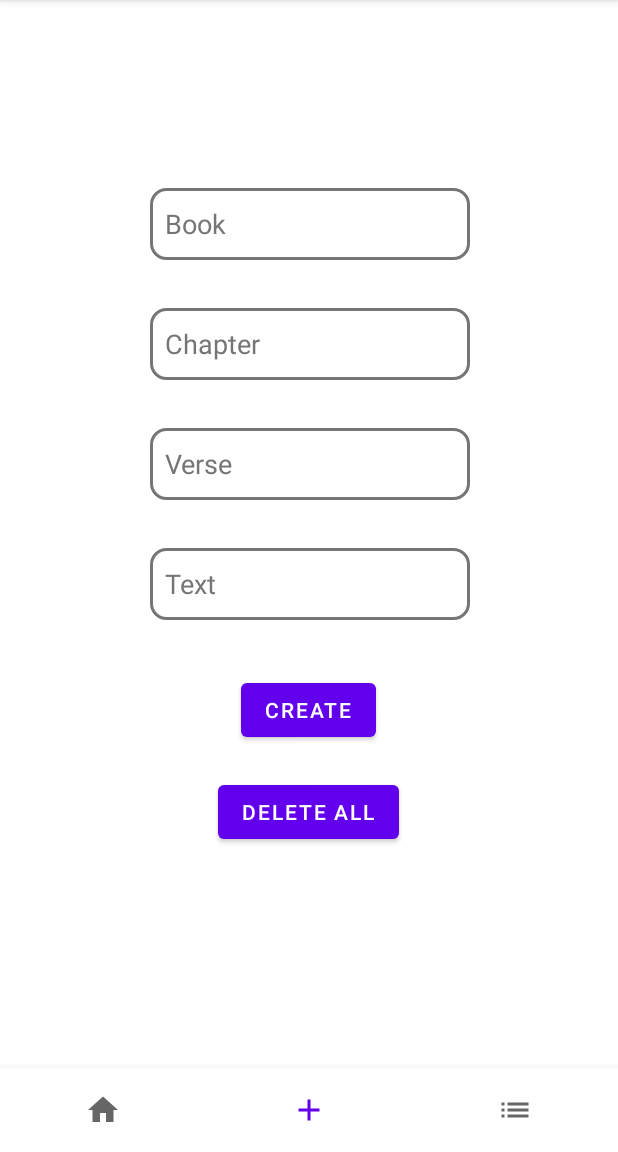
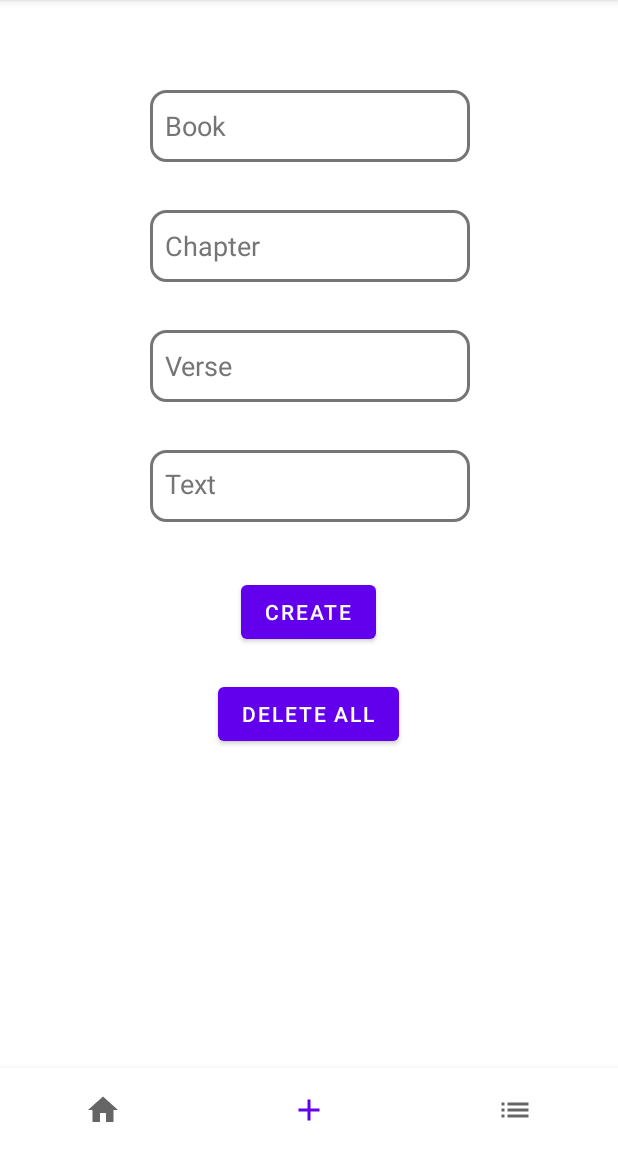
Before and after one commit to aMaze613/bible, an Android app: the BottomNavigationActivity screen opened directly, with no data from a screen before it, item 2 of the bottom bar chosen, on a phone screen of 412 x 824 dp, the part 84-1236 px from its top. Run offline under Robolectric (Android 15) with nearby library versions, the phone set to English and light mode, and no system bars.

```diff
--- a/app/src/main/java/com/m8/exercicis/bible/activities/BottomNavigationActivity.kt
+++ b/app/src/main/java/com/m8/exercicis/bible/activities/BottomNavigationActivity.kt
@@ -10,6 +10,7 @@ import com.m8.exercicis.bible.db.VersesDBHelper
 import com.m8.exercicis.bible.fragments.FormFragment
 import com.m8.exercicis.bible.fragments.HomeFragment
 import com.m8.exercicis.bible.fragments.ListFragment
+
 
 class BottomNavigationActivity : AppCompatActivity() {
 
@@ -41,21 +42,18 @@ class BottomNavigationActivity : AppCompatActivity() {
                     loadFragment(ListFragment())
                     true
                 }
-                else -> {
-                    false
-                }
+                else -> false
             }
         }
     }
 
-    private fun loadFragment(fragment: Fragment) {
-        val transaction = supportFragmentManager.beginTransaction()
-        transaction.replace(R.id.fragment_container, fragment)
-        transaction.commit()
+    private fun loadFragment(fragment: Fragment) = supportFragmentManager.beginTransaction()
+        .replace(R.id.fragment_container, fragment)
+        .commit()
+
+    override fun onDestroy() {
+        super.onDestroy()
+        dbHelper.close()
     }
 
-    override fun onDestroy() {
-        dbHelper.close()
-        super.onDestroy()
-    }
 }
--- a/app/src/main/java/com/m8/exercicis/bible/db/VersesContract.kt
+++ b/app/src/main/java/com/m8/exercicis/bible/db/VersesContract.kt
@@ -1,6 +1,8 @@
 package com.m8.exercicis.bible.db
 
+
 object VersesContract {
+
     const val TABLE_NAME = "verses"
     const val COLUMN_NAME_BOOK = "book"
     const val COLUMN_NAME_CHAPTER = "chapter"
@@ -14,6 +16,6 @@ object VersesContract {
                 "$COLUMN_NAME_CHAPTER TINYINT," +
                 "$COLUMN_NAME_VERSE TINYINT," +
                 "$COLUMN_NAME_TEXT TEXT)"
+    const val SQL_DELETE_ENTRIES = "DROP TABLE IF EXISTS $TABLE_NAME"
 
-    const val SQL_DELETE_ENTRIES = "DROP TABLE IF EXISTS $TABLE_NAME"
 }
--- a/app/src/main/java/com/m8/exercicis/bible/fragments/DetailFragment.kt
+++ b/app/src/main/java/com/m8/exercicis/bible/fragments/DetailFragment.kt
@@ -10,6 +10,7 @@ import android.widget.TextView
 import com.m8.exercicis.bible.R
 import com.m8.exercicis.bible.Verse
 import com.m8.exercicis.bible.activities.BottomNavigationActivity.Companion.bottomNav
+
 
 class DetailFragment(private val verse: Verse) : Fragment() {
 
--- a/app/src/main/java/com/m8/exercicis/bible/fragments/FormFragment.kt
+++ b/app/src/main/java/com/m8/exercicis/bible/fragments/FormFragment.kt
@@ -1,17 +1,18 @@
 package com.m8.exercicis.bible.fragments
 
+import android.app.AlertDialog
 import android.os.Bundle
-import android.util.Log
 import android.view.LayoutInflater
 import android.view.View
 import android.view.ViewGroup
 import android.widget.Button
 import android.widget.EditText
-import android.widget.TextView
+import android.widget.Toast
 import androidx.fragment.app.Fragment
 import com.m8.exercicis.bible.R
 import com.m8.exercicis.bible.Verse
 import com.m8.exercicis.bible.activities.BottomNavigationActivity.Companion.dbHelper
+
 
 class FormFragment : Fragment() {
 
@@ -20,17 +21,26 @@ class FormFragment : Fragment() {
         container: ViewGroup?,
         savedInstanceState: Bundle?
     ): View {
-
         val view: View = inflater.inflate(R.layout.fragment_form, container, false)
 
         val txtBook: EditText = view.findViewById(R.id.txtBook)
         val txtChapter: EditText = view.findViewById(R.id.txtChapter)
         val txtVerse: EditText = view.findViewById(R.id.txtVerse)
         val txtText: EditText = view.findViewById(R.id.txtText)
-        val lblCreateResult: TextView = view.findViewById(R.id.lblCreateResult)
-
         val btnCreate: Button = view.findViewById(R.id.btnCreate)
         val btnDeleteAll: Button = view.findViewById(R.id.btnDeleteAll)
+
+        val builderDeleteList = AlertDialog.Builder(context)
+        builderDeleteList.setMessage(getString(R.string.dialog_delete_data))
+            .setPositiveButton(getString(R.string.dialog_proceed)) { _, _ ->
+                dbHelper.deleteAllVerses()
+                Toast.makeText(context, getString(R.string.toast_data_deleted), Toast.LENGTH_SHORT)
+                    .show()
+            }
+            .setNegativeButton(getString(R.string.dialog_cancel)) { _, _ ->
+                Toast.makeText(context, getString(R.string.toast_cancelled), Toast.LENGTH_SHORT)
+                    .show()
+            }
 
         btnCreate.setOnClickListener {
             if (txtBook.text.toString().isNotBlank()
@@ -47,22 +57,16 @@ class FormFragment : Fragment() {
                         txtText.text.toString()
                     )
                 )
-                Log.i("AddedVerse", getString(R.string.added_verse))
-                lblCreateResult.text = getString(R.string.added_verse)
                 txtBook.text.clear()
                 txtChapter.text.clear()
                 txtVerse.text.clear()
                 txtText.text.clear()
-            } else {
-                Log.i("NotAddedVerse", getString(R.string.not_added_verse))
-                lblCreateResult.text = getString(R.string.not_added_verse)
-            }
+                Toast.makeText(context, getString(R.string.toast_new_verse), Toast.LENGTH_SHORT).show()
+            } else Toast.makeText(context, getString(R.string.toast_fill_fields), Toast.LENGTH_SHORT).show()
         }
 
         btnDeleteAll.setOnClickListener {
-            dbHelper.deleteAllVerses()
-            Log.i("DeletedAll", getString(R.string.deleted_all))
-            lblCreateResult.text = getString(R.string.deleted_all)
+            builderDeleteList.create().show()
         }
 
         return view
--- a/app/src/main/java/com/m8/exercicis/bible/fragments/ListFragment.kt
+++ b/app/src/main/java/com/m8/exercicis/bible/fragments/ListFragment.kt
@@ -1,7 +1,6 @@
 package com.m8.exercicis.bible.fragments
 
 import android.os.Bundle
-import android.util.Log
 import androidx.fragment.app.Fragment
 import android.view.LayoutInflater
 import android.view.View
@@ -15,6 +14,7 @@ import com.m8.exercicis.bible.Verse
 import com.m8.exercicis.bible.activities.BottomNavigationActivity.Companion.dbHelper
 import com.m8.exercicis.bible.recycler_views.RecyclerViewAdapter
 
+
 class ListFragment : Fragment() {
 
     override fun onCreateView(
@@ -26,9 +26,6 @@ class ListFragment : Fragment() {
 
         val lblEmptyList: TextView = view.findViewById(R.id.lblEmptyList)
         val list: MutableList<Verse> = dbHelper.getVerses()
-
-        Log.i("ListVerses", list.toString())
-
         val recyclerView: RecyclerView = view.findViewById(R.id.recyclerList)
         recyclerView.layoutManager = LinearLayoutManager(context)
         val adapter = RecyclerViewAdapter(list, lblEmptyList)
--- a/app/src/main/res/layout/fragment_form.xml
+++ b/app/src/main/res/layout/fragment_form.xml
@@ -11,7 +11,7 @@
         android:layout_width="wrap_content"
         android:layout_height="wrap_content"
         android:layout_marginStart="100dp"
-        android:layout_marginTop="125dp"
+        android:layout_marginTop="60dp"
         android:layout_marginEnd="101dp"
         android:autofillHints=""
         android:background="@drawable/custom_input"
@@ -80,11 +80,11 @@
         android:autofillHints=""
         android:background="@drawable/custom_input"
         android:ems="10"
+        android:gravity="top"
         android:hint="@string/txt_text"
-        android:inputType="text"
+        android:inputType="textMultiLine"
         android:minHeight="48dp"
-        android:paddingLeft="10dp"
-        android:paddingRight="10dp"
+        android:padding="10dp"
         android:textColorHint="@color/grey"
         app:layout_constraintEnd_toEndOf="parent"
         app:layout_constraintHorizontal_bias="0.0"
@@ -115,15 +115,4 @@
         app:layout_constraintStart_toStartOf="parent"
         app:layout_constraintTop_toBottomOf="@+id/btnCreate" />
 
-    <TextView
-        android:id="@+id/lblCreateResult"
-        android:layout_width="wrap_content"
-        android:layout_height="wrap_content"
-        android:layout_marginStart="176dp"
-        android:layout_marginTop="41dp"
-        android:layout_marginEnd="177dp"
-        app:layout_constraintEnd_toEndOf="parent"
-        app:layout_constraintStart_toStartOf="parent"
-        app:layout_constraintTop_toBottomOf="@+id/btnDeleteAll" />
-
 </androidx.constraintlayout.widget.ConstraintLayout>
--- a/app/src/main/res/layout/item_list.xml
+++ b/app/src/main/res/layout/item_list.xml
@@ -10,7 +10,7 @@
         android:layout_height="wrap_content"
         android:layout_marginTop="40dp"
         android:layout_marginBottom="40dp"
-        android:textAlignment="center"
+        android:gravity="center"
         app:layout_constraintBottom_toBottomOf="parent"
         app:layout_constraintEnd_toStartOf="@+id/btnDelete"
         app:layout_constraintStart_toStartOf="parent"
--- a/app/src/main/res/values-night/strings.xml
+++ b/app/src/main/res/values-night/strings.xml
@@ -22,4 +22,14 @@
     <string name="deleted_all">All verses have been removed from the list</string>
     <string name="btn_delete">DELETE</string>
     <string name="list_empty">List is empty</string>
+    <string name="dialog_proceed">PROCEED</string>
+    <string name="dialog_cancel">CANCEL</string>
+    <string name="dialog_delete_verse">Are you sure you want to delete it?</string>
+    <string name="toast_verse_deleted">Verse has been deleted</string>
+    <string name="toast_cancelled">Operation cancelled</string>
+    <string name="toast_data_deleted">All data has been deleted</string>
+    <string name="dialog_delete_data">Are you sure you want to delete all data?</string>
+    <string name="toast_new_verse">A new verse has been added</string>
+    <string name="toast_fill_fields">All fields must be filled</string>
+    <string name="txt_welcome">WELCOME, SINNER</string>
 </resources>
--- a/app/src/main/res/values/strings.xml
+++ b/app/src/main/res/values/strings.xml
@@ -22,4 +22,14 @@
     <string name="deleted_all">All verses have been removed from the list</string>
     <string name="btn_delete">DELETE</string>
     <string name="list_empty">List is empty</string>
+    <string name="dialog_proceed">PROCEED</string>
+    <string name="dialog_cancel">CANCEL</string>
+    <string name="dialog_delete_verse">Are you sure you want to delete it?</string>
+    <string name="toast_verse_deleted">Verse has been deleted</string>
+    <string name="toast_cancelled">Operation cancelled</string>
+    <string name="toast_data_deleted">All data has been deleted</string>
+    <string name="dialog_delete_data">Are you sure you want to delete all data?</string>
+    <string name="toast_new_verse">A new verse has been added</string>
+    <string name="toast_fill_fields">All fields must be filled</string>
+    <string name="txt_welcome">WELCOME, SINNER</string>
 </resources>
```
Also changed, not shown: app/src/main/java/com/m8/exercicis/bible/Verse.kt (+4 -3 lines), app/src/main/java/com/m8/exercicis/bible/activities/LoginActivity.kt (+10 -7 lines), app/src/main/java/com/m8/exercicis/bible/db/VersesDBHelper.kt (+7 -14 lines), app/src/main/java/com/m8/exercicis/bible/recycler_views/RecyclerViewAdapter.kt (+31 -11 lines), app/src/main/res/layout/activity_login.xml (+0 -13 lines), app/src/main/res/layout/fragment_detail.xml (+6 -1 lines), app/src/main/res/layout/fragment_home.xml (+14 -4 lines).
